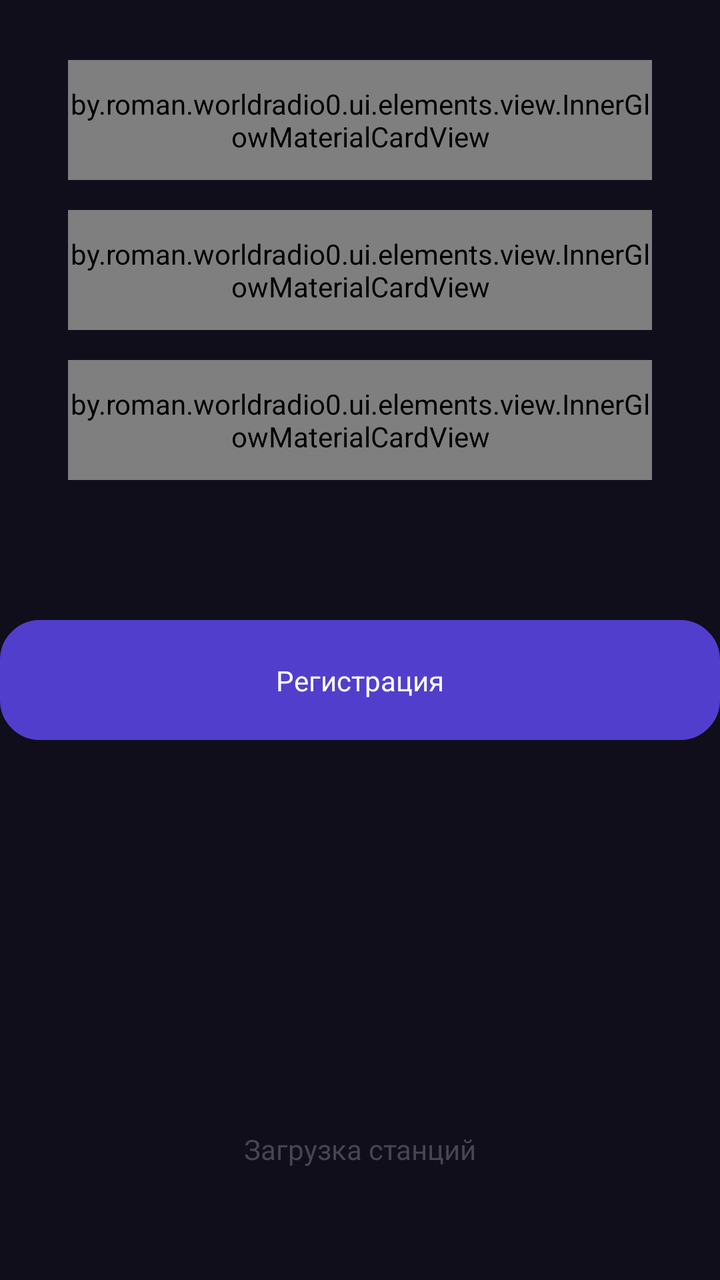
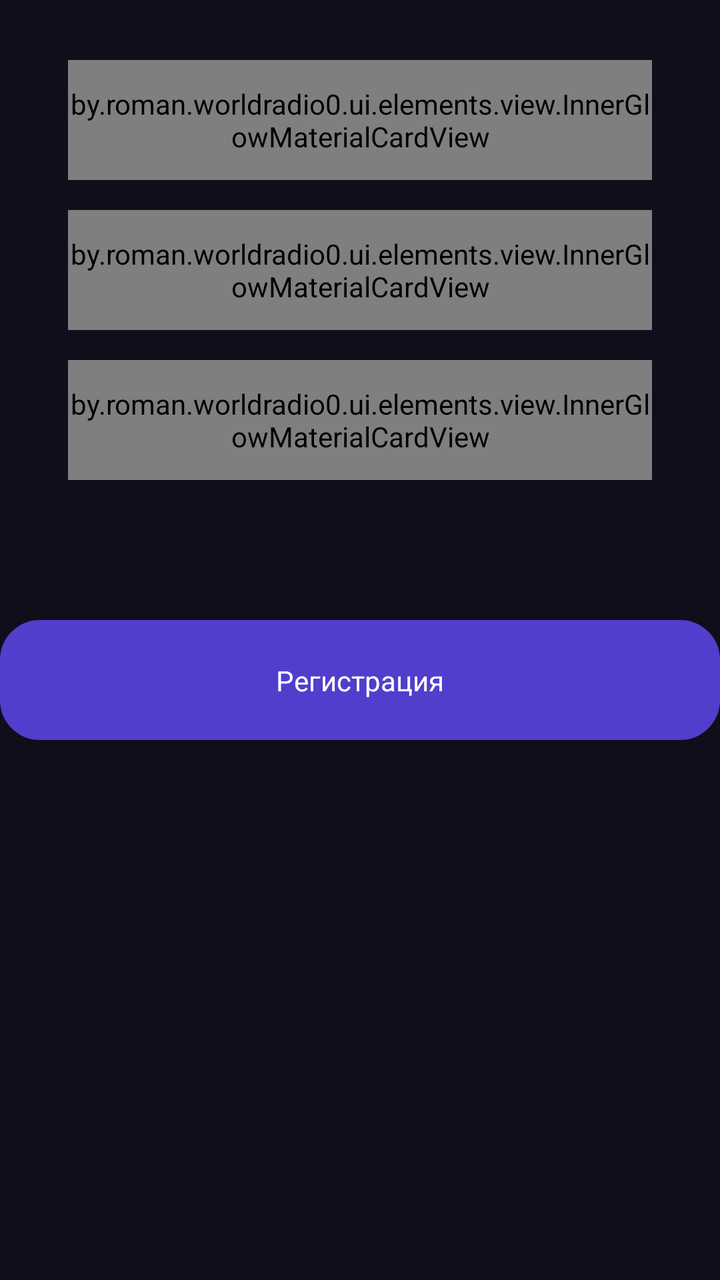

Compare the two renders of this Android layout. The source of the first and the diff that turns it into the second are given below.
<!-- AndroidManifest.xml: application theme Theme.WorldRadio -->
<!-- res/layout/fragment_registration.xml -->
<?xml version="1.0" encoding="utf-8"?>
<FrameLayout xmlns:android="http://schemas.android.com/apk/res/android"
    xmlns:app="http://schemas.android.com/apk/res-auto"
    xmlns:tools="http://schemas.android.com/tools"
    android:layout_width="match_parent"
    android:layout_height="match_parent"
    tools:context=".ui.fragments.auth.RegistrationFragment">

    <androidx.constraintlayout.widget.ConstraintLayout
        android:layout_width="match_parent"
        android:layout_height="match_parent"
        android:background="@color/background">

        <ImageView
            android:id="@+id/regButton"
            android:layout_width="wrap_content"
            android:layout_height="wrap_content"
            android:layout_marginTop="70dp"

            android:src="@drawable/textfield_background"
            app:layout_constraintEnd_toEndOf="parent"
            app:layout_constraintStart_toStartOf="parent"
            app:layout_constraintTop_toBottomOf="@+id/password2CardView_Registration" />

        <TextView
            android:id="@+id/textReg_Registration"
            android:layout_width="wrap_content"
            android:layout_height="wrap_content"
            android:text="Регистрация"
            android:textColor="@color/white"
            app:layout_constraintBottom_toBottomOf="@+id/regButton"
            app:layout_constraintEnd_toEndOf="@+id/regButton"
            app:layout_constraintStart_toStartOf="@+id/regButton"
            app:layout_constraintTop_toTopOf="@+id/regButton" />

        <by.roman.worldradio0.ui.elements.view.InnerGlowMaterialCardView
            android:id="@+id/password2CardView_Registration"
            android:layout_width="0dp"
            android:layout_height="60dp"
            app:strokeWidth="0dp"
            android:layout_marginStart="34dp"
            android:layout_marginTop="15dp"
            android:layout_marginEnd="34dp"
            app:cardCornerRadius="15dp"
            app:layout_constraintEnd_toEndOf="parent"
            app:layout_constraintStart_toStartOf="parent"
            app:layout_constraintTop_toBottomOf="@+id/password1CardView_Registration">

            <androidx.constraintlayout.widget.ConstraintLayout
                android:layout_width="match_parent"
                android:layout_height="match_parent"
                android:background="@color/reg_enter_background">

                <EditText
                    android:id="@+id/password2Input_Registration"
                    android:layout_width="0dp"
                    android:layout_height="0dp"
                    android:layout_marginStart="60dp"
                    android:layout_marginEnd="60dp"
                    android:background="@null"
                    android:ems="10"
                    android:hint="Повторите пароль"
                    android:inputType="textPassword"
                    app:layout_constraintBottom_toBottomOf="parent"
                    app:layout_constraintEnd_toEndOf="parent"
                    app:layout_constraintStart_toStartOf="parent"
                    app:layout_constraintTop_toTopOf="parent" />

                <ImageView
                    android:id="@+id/imageView42"
                    android:layout_width="wrap_content"
                    android:layout_height="wrap_content"
                    android:src="@drawable/lock"
                    app:layout_constraintBottom_toBottomOf="parent"
                    app:layout_constraintEnd_toStartOf="@+id/password2Input_Registration"
                    app:layout_constraintStart_toStartOf="parent"
                    app:layout_constraintTop_toTopOf="parent" />

                <ImageView
                    android:padding="10dp"
                    android:id="@+id/pass2Status_Registration"
                    android:layout_width="wrap_content"
                    android:layout_height="wrap_content"
                    android:src="@drawable/eye_closed"
                    app:layout_constraintBottom_toBottomOf="parent"
                    app:layout_constraintEnd_toEndOf="parent"
                    app:layout_constraintStart_toEndOf="@+id/password2Input_Registration"
                    app:layout_constraintTop_toTopOf="parent" />
            </androidx.constraintlayout.widget.ConstraintLayout>
        </by.roman.worldradio0.ui.elements.view.InnerGlowMaterialCardView>

        <by.roman.worldradio0.ui.elements.view.InnerGlowMaterialCardView
            android:id="@+id/loginCardView_Registration"
            android:layout_width="0dp"
            android:layout_height="60dp"
            android:layout_marginStart="34dp"
            android:layout_marginTop="30dp"
            android:layout_marginEnd="34dp"
            app:cardCornerRadius="15dp"
            app:layout_constraintEnd_toEndOf="parent"
            app:layout_constraintStart_toStartOf="parent"
            app:layout_constraintTop_toTopOf="parent"
            app:strokeWidth="0dp">

            <androidx.constraintlayout.widget.ConstraintLayout
                android:layout_width="match_parent"
                android:layout_height="match_parent"
                android:background="@color/reg_enter_background">

                <ImageView
                    android:id="@+id/imageView"
                    android:layout_width="wrap_content"
                    android:layout_height="wrap_content"
                    android:src="@drawable/user"
                    app:layout_constraintBottom_toBottomOf="parent"
                    app:layout_constraintEnd_toStartOf="@+id/loginInput_Registration"
                    app:layout_constraintStart_toStartOf="parent"
                    app:layout_constraintTop_toTopOf="parent" />

                <EditText
                    android:id="@+id/loginInput_Registration"
                    android:layout_width="0dp"
                    android:layout_height="0dp"
                    android:layout_marginStart="60dp"
                    android:layout_marginEnd="60dp"
                    android:background="@null"
                    android:ems="10"
                    android:hint="Логин"
                    android:inputType="text"
                    app:layout_constraintBottom_toBottomOf="parent"
                    app:layout_constraintEnd_toEndOf="parent"
                    app:layout_constraintStart_toStartOf="parent"
                    app:layout_constraintTop_toTopOf="parent" />
            </androidx.constraintlayout.widget.ConstraintLayout>
        </by.roman.worldradio0.ui.elements.view.InnerGlowMaterialCardView>

        <by.roman.worldradio0.ui.elements.view.InnerGlowMaterialCardView
            android:id="@+id/password1CardView_Registration"
            android:layout_width="0dp"
            android:layout_height="60dp"
            app:strokeWidth="0dp"
            android:layout_marginStart="34dp"
            android:layout_marginTop="15dp"
            android:layout_marginEnd="34dp"
            app:cardCornerRadius="15dp"
            app:layout_constraintEnd_toEndOf="parent"
            app:layout_constraintStart_toStartOf="parent"
            app:layout_constraintTop_toBottomOf="@+id/loginCardView_Registration">

            <androidx.constraintlayout.widget.ConstraintLayout
                android:layout_width="match_parent"
                android:layout_height="match_parent"
                android:background="@color/reg_enter_background">

                <EditText
                    android:id="@+id/password1Input_Registration"
                    android:layout_width="0dp"
                    android:layout_height="0dp"
                    android:layout_marginStart="60dp"
                    android:layout_marginEnd="60dp"
                    android:background="@null"
                    android:ems="10"
                    android:hint="Пароль"
                    android:inputType="textPassword"
                    app:layout_constraintBottom_toBottomOf="parent"
                    app:layout_constraintEnd_toEndOf="parent"
                    app:layout_constraintStart_toStartOf="parent"
                    app:layout_constraintTop_toTopOf="parent" />

                <ImageView
                    android:id="@+id/imageView4"
                    android:layout_width="wrap_content"
                    android:layout_height="wrap_content"
                    android:src="@drawable/lock"
                    app:layout_constraintBottom_toBottomOf="parent"
                    app:layout_constraintEnd_toStartOf="@+id/password1Input_Registration"
                    app:layout_constraintStart_toStartOf="parent"
                    app:layout_constraintTop_toTopOf="parent" />

                <ImageView
                    android:padding="10dp"
                    android:id="@+id/pass1Status_Registration"
                    android:layout_width="wrap_content"
                    android:layout_height="wrap_content"
                    android:src="@drawable/eye_closed"
                    app:layout_constraintBottom_toBottomOf="parent"
                    app:layout_constraintEnd_toEndOf="parent"
                    app:layout_constraintStart_toEndOf="@+id/password1Input_Registration"
                    app:layout_constraintTop_toTopOf="parent" />
            </androidx.constraintlayout.widget.ConstraintLayout>
        </by.roman.worldradio0.ui.elements.view.InnerGlowMaterialCardView>

        <ProgressBar
            android:id="@+id/progressBar_Registration"
            style="?android:attr/progressBarStyle"
            android:layout_width="wrap_content"
            android:layout_height="wrap_content"
            android:visibility="invisible"
            android:indeterminate="true"
            app:layout_constraintBottom_toBottomOf="@+id/regButton"
            app:layout_constraintEnd_toEndOf="@+id/regButton"
            app:layout_constraintStart_toStartOf="@+id/regButton"
            app:layout_constraintTop_toTopOf="@+id/regButton" />

        <TextView
            android:id="@+id/errorText_Registration"
            android:layout_width="wrap_content"
            android:layout_height="wrap_content"
            android:text="TextView"
            android:textColor="@color/red"
            android:textSize="14sp"
            android:visibility="invisible"
            app:layout_constraintBottom_toTopOf="@+id/loginCardView_Registration"
            app:layout_constraintStart_toStartOf="@+id/loginCardView_Registration"
            app:layout_constraintTop_toTopOf="parent" />

        <ProgressBar
            android:id="@+id/progressBar_loading_Registration"
            android:layout_width="200dp"
            style="?android:attr/progressBarStyleHorizontal"
            android:layout_height="wrap_content"
            android:layout_marginBottom="30dp"
            android:visibility="invisible"
            android:indeterminate="true"
            app:layout_constraintBottom_toBottomOf="parent"
            app:layout_constraintEnd_toEndOf="parent"
            app:layout_constraintStart_toStartOf="parent" />

        <TextView
            android:id="@+id/textStationsLoading_Registration"
            android:layout_width="wrap_content"
            android:layout_height="wrap_content"
            android:text="Загрузка станций"
            android:layout_marginBottom="10dp"
            app:layout_constraintBottom_toTopOf="@+id/progressBar_loading_Registration"
            app:layout_constraintEnd_toEndOf="@+id/progressBar_loading_Registration"
            app:layout_constraintHorizontal_bias="0.5"
            app:layout_constraintStart_toStartOf="@+id/progressBar_loading_Registration" />
    </androidx.constraintlayout.widget.ConstraintLayout>
</FrameLayout>
<!-- resources referenced by this layout -->
<resources>
  <color name="background">#100E1B</color>
  <color name="red">#FF2929</color>
  <color name="reg_enter_background">#242638</color>
  <color name="white">#FFFFFF</color>
  <!-- drawable eye_closed: vector/xml drawable (drawable, 2321 chars, omitted) -->
  <!-- drawable lock (drawable) -->
  <vector xmlns:android="http://schemas.android.com/apk/res/android" android:height="30dp" android:viewportHeight="800" android:viewportWidth="800" android:width="30dp">
        
      <path android:fillColor="#00000000" android:pathData="M400,483.33V550M233.33,334.29C249.05,333.33 268.42,333.33 293.33,333.33H506.67C531.58,333.33 550.95,333.33 566.67,334.29M233.33,334.29C213.72,335.49 199.81,338.18 187.93,344.23C169.12,353.82 153.82,369.12 144.23,387.93C133.33,409.33 133.33,437.33 133.33,493.33V540C133.33,596.01 133.33,624.01 144.23,645.4C153.82,664.22 169.12,679.51 187.93,689.1C209.32,700 237.33,700 293.33,700H506.67C562.67,700 590.67,700 612.07,689.1C630.88,679.51 646.18,664.22 655.77,645.4C666.67,624.01 666.67,596.01 666.67,540V493.33C666.67,437.33 666.67,409.33 655.77,387.93C646.18,369.12 630.88,353.82 612.07,344.23C600.19,338.18 586.28,335.49 566.67,334.29M233.33,334.29V266.67C233.33,174.62 307.95,100 400,100C492.05,100 566.67,174.62 566.67,266.67V334.29" android:strokeColor="#523ECC" android:strokeLineCap="round" android:strokeLineJoin="round" android:strokeWidth="66.6667"/>
      
  </vector>
  <!-- drawable textfield_background (drawable) -->
  <vector xmlns:android="http://schemas.android.com/apk/res/android"
      android:width="360dp"
      android:height="60dp"
      android:viewportWidth="360"
      android:viewportHeight="60">
    <path
        android:pathData="M20,0.5L340,0.5A19.5,19.5 0,0 1,359.5 20L359.5,40A19.5,19.5 0,0 1,340 59.5L20,59.5A19.5,19.5 0,0 1,0.5 40L0.5,20A19.5,19.5 0,0 1,20 0.5z"
        android:fillColor="#664EFF"/>
    <path
        android:pathData="M20,0.5L340,0.5A19.5,19.5 0,0 1,359.5 20L359.5,40A19.5,19.5 0,0 1,340 59.5L20,59.5A19.5,19.5 0,0 1,0.5 40L0.5,20A19.5,19.5 0,0 1,20 0.5z"
        android:fillColor="#000000"
        android:fillAlpha="0.2"/>
    <path
        android:strokeWidth="1"
        android:pathData="M20,0.5L340,0.5A19.5,19.5 0,0 1,359.5 20L359.5,40A19.5,19.5 0,0 1,340 59.5L20,59.5A19.5,19.5 0,0 1,0.5 40L0.5,20A19.5,19.5 0,0 1,20 0.5z"
        android:fillColor="#00000000"
        android:strokeColor="#523ECC"/>
  </vector>
  <!-- drawable user (drawable) -->
  <vector xmlns:android="http://schemas.android.com/apk/res/android" android:height="30dp" android:viewportHeight="800" android:viewportWidth="800" android:width="30dp">
        
      <path android:fillColor="#00000000" android:pathData="M533.33,233.33C533.33,306.97 473.64,366.67 400,366.67C326.36,366.67 266.67,306.97 266.67,233.33C266.67,159.7 326.36,100 400,100C473.64,100 533.33,159.7 533.33,233.33Z" android:strokeColor="#523ECC" android:strokeLineCap="round" android:strokeLineJoin="round" android:strokeWidth="66.6667"/>
        
      <path android:fillColor="#00000000" android:pathData="M400,466.67C271.13,466.67 166.67,571.13 166.67,700H633.33C633.33,571.13 528.87,466.67 400,466.67Z" android:strokeColor="#523ECC" android:strokeLineCap="round" android:strokeLineJoin="round" android:strokeWidth="66.6667"/>
      
  </vector>
  <style name="Theme.WorldRadio" parent="Base.Theme.WorldRadio" />
  <style name="Base.Theme.WorldRadio" parent="Theme.Material3.DayNight.NoActionBar">
          
          
      </style>
</resources>

<!-- the commit's change to res/layout/fragment_registration.xml (unified diff, before → after) -->
@@ -221,7 +221,8 @@
             android:layout_height="wrap_content"
             android:layout_marginBottom="30dp"
             android:visibility="invisible"
-            android:indeterminate="true"
+            android:min="0"
+            android:max="100"
             app:layout_constraintBottom_toBottomOf="parent"
             app:layout_constraintEnd_toEndOf="parent"
             app:layout_constraintStart_toStartOf="parent" />
@@ -230,8 +231,8 @@
             android:id="@+id/textStationsLoading_Registration"
             android:layout_width="wrap_content"
             android:layout_height="wrap_content"
-            android:text="Загрузка станций"
             android:layout_marginBottom="10dp"
+            android:visibility="invisible"
             app:layout_constraintBottom_toTopOf="@+id/progressBar_loading_Registration"
             app:layout_constraintEnd_toEndOf="@+id/progressBar_loading_Registration"
             app:layout_constraintHorizontal_bias="0.5"
